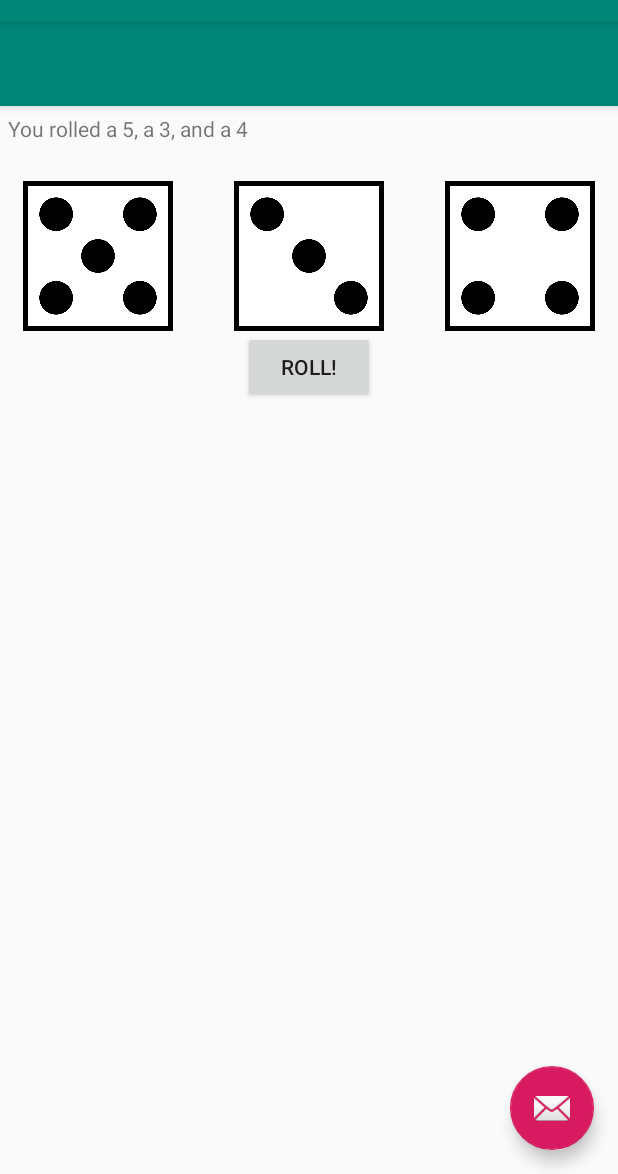
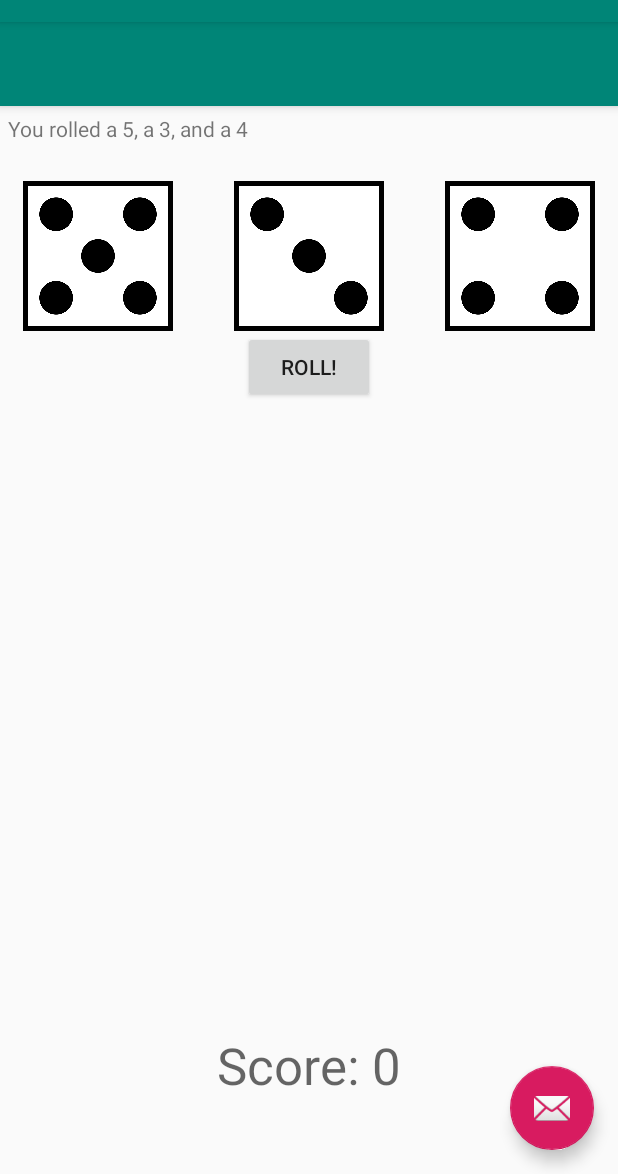
Before and after one commit to matt-chaney/DiceOut, an Android app: the MainActivity screen opened directly, with no data from a screen before it, after a tap on "ROLL!", on a phone screen of 412 x 824 dp, the part 62-1236 px from its top. Run offline under Robolectric (Android 15) with nearby library versions, the phone set to English and light mode, and no system bars; 1 statement that could not run was skipped.

Commit message:
4.11 - Added ScoreText widget

```diff
--- a/app/src/main/java/com/example/diceout/MainActivity.java
+++ b/app/src/main/java/com/example/diceout/MainActivity.java
@@ -40,6 +40,9 @@ public class MainActivity extends AppCompatActivity {
     // Array List to hold all three dice images
     ArrayList<ImageView> diceImageViews;
 
+    // Field to hold the score text
+    TextView scoreText;
+
     Random rand;
 
     @Override
@@ -64,6 +67,7 @@ public class MainActivity extends AppCompatActivity {
         // Link instances to widgets in activity view
         rollResult = (TextView) findViewById(R.id.rollResult);
         rollButton = (Button) findViewById(R.id.rollButton);
+        scoreText = (TextView) findViewById(R.id.scoreText);
 
         // Initialize the random number generator
         rand = new Random();
@@ -79,8 +83,6 @@ public class MainActivity extends AppCompatActivity {
         diceImageViews.add(die1Image);
         diceImageViews.add(die2Image);
         diceImageViews.add(die3Image);
-
-
 
         // Create Greeting
         Toast.makeText(getApplicationContext(),"Welcome to DiceOut!", Toast.LENGTH_SHORT).show();
--- a/app/src/main/res/layout/content_main.xml
+++ b/app/src/main/res/layout/content_main.xml
@@ -58,5 +58,16 @@
         android:src="@drawable/die_1"
         />
 
+    <TextView
+        android:id="@+id/scoreText"
+        android:layout_width="wrap_content"
+
+        android:layout_height="wrap_content"
+        android:layout_alignParentBottom="true"
+        android:layout_centerHorizontal="true"
+        android:layout_marginBottom="50dp"
+        android:text="Score: 0"
+
+        android:textAppearance="@style/TextAppearance.AppCompat.Display1" />
 
 </RelativeLayout>
```
